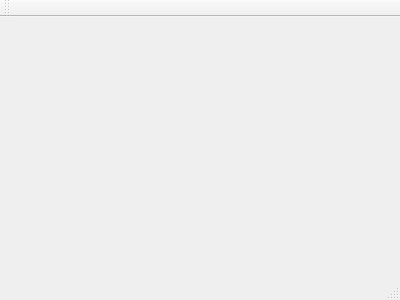
This is mainwindow.ui in anastasiyaivleva/csvdb as Qt 5 draws it before an edit. The edited form follows.
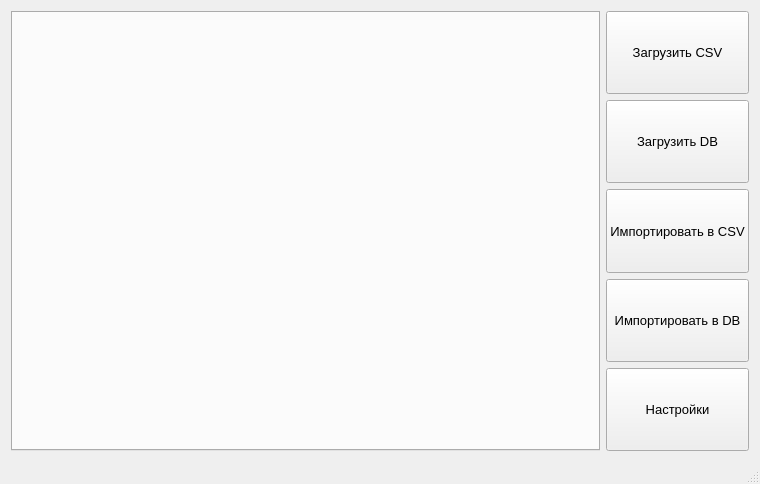
This is the edited form.

```diff
--- a/mainwindow.ui
+++ b/mainwindow.ui
@@ -1,24 +1,101 @@
 <ui version="4.0">
  <class>MainWindow</class>
- <widget class="QMainWindow" name="MainWindow" >
-  <property name="geometry" >
+ <widget class="QMainWindow" name="MainWindow">
+  <property name="geometry">
    <rect>
     <x>0</x>
     <y>0</y>
-    <width>400</width>
-    <height>300</height>
+    <width>760</width>
+    <height>484</height>
    </rect>
   </property>
-  <property name="windowTitle" >
+  <property name="font">
+   <font>
+    <pointsize>10</pointsize>
+   </font>
+  </property>
+  <property name="windowTitle">
    <string>MainWindow</string>
   </property>
-  <widget class="QMenuBar" name="menuBar" />
-  <widget class="QToolBar" name="mainToolBar" />
-  <widget class="QWidget" name="centralWidget" />
-  <widget class="QStatusBar" name="statusBar" />
+  <widget class="QWidget" name="centralWidget">
+   <layout class="QGridLayout" name="gridLayout">
+    <item row="0" column="0" rowspan="5">
+     <widget class="QTabWidget" name="tab_widget">
+      <property name="currentIndex">
+       <number>-1</number>
+      </property>
+     </widget>
+    </item>
+    <item row="0" column="1">
+     <widget class="QPushButton" name="button_read_csv">
+      <property name="sizePolicy">
+       <sizepolicy hsizetype="Minimum" vsizetype="Expanding">
+        <horstretch>0</horstretch>
+        <verstretch>0</verstretch>
+       </sizepolicy>
+      </property>
+      <property name="text">
+       <string>Загрузить CSV</string>
+      </property>
+     </widget>
+    </item>
+    <item row="1" column="1">
+     <widget class="QPushButton" name="button_read_db">
+      <property name="sizePolicy">
+       <sizepolicy hsizetype="Minimum" vsizetype="Expanding">
+        <horstretch>0</horstretch>
+        <verstretch>0</verstretch>
+       </sizepolicy>
+      </property>
+      <property name="text">
+       <string>Загрузить DB</string>
+      </property>
+     </widget>
+    </item>
+    <item row="2" column="1">
+     <widget class="QPushButton" name="button_to_csv">
+      <property name="sizePolicy">
+       <sizepolicy hsizetype="Minimum" vsizetype="Expanding">
+        <horstretch>0</horstretch>
+        <verstretch>0</verstretch>
+       </sizepolicy>
+      </property>
+      <property name="text">
+       <string>Импортировать в CSV</string>
+      </property>
+     </widget>
+    </item>
+    <item row="3" column="1">
+     <widget class="QPushButton" name="button_to_db">
+      <property name="sizePolicy">
+       <sizepolicy hsizetype="Minimum" vsizetype="Expanding">
+        <horstretch>0</horstretch>
+        <verstretch>0</verstretch>
+       </sizepolicy>
+      </property>
+      <property name="text">
+       <string>Импортировать в DB</string>
+      </property>
+     </widget>
+    </item>
+    <item row="4" column="1">
+     <widget class="QPushButton" name="button_settings">
+      <property name="sizePolicy">
+       <sizepolicy hsizetype="Minimum" vsizetype="Expanding">
+        <horstretch>0</horstretch>
+        <verstretch>0</verstretch>
+       </sizepolicy>
+      </property>
+      <property name="text">
+       <string>Настройки</string>
+      </property>
+     </widget>
+    </item>
+   </layout>
+  </widget>
+  <widget class="QStatusBar" name="status_bar"/>
  </widget>
- <layoutDefault spacing="6" margin="11" />
- <pixmapfunction></pixmapfunction>
+ <layoutdefault spacing="6" margin="11"/>
  <resources/>
  <connections/>
 </ui>
```
Left out of the diff: 1 changed line with no effect on the pictures.
